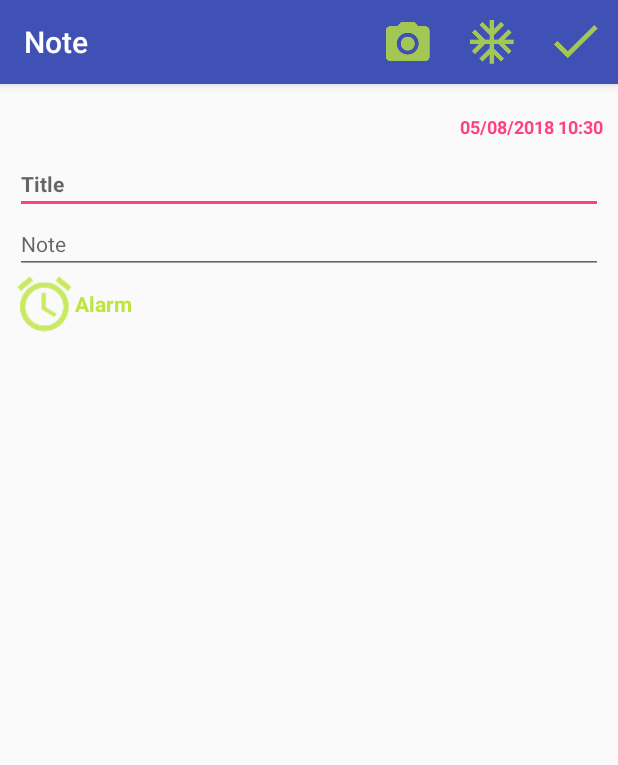
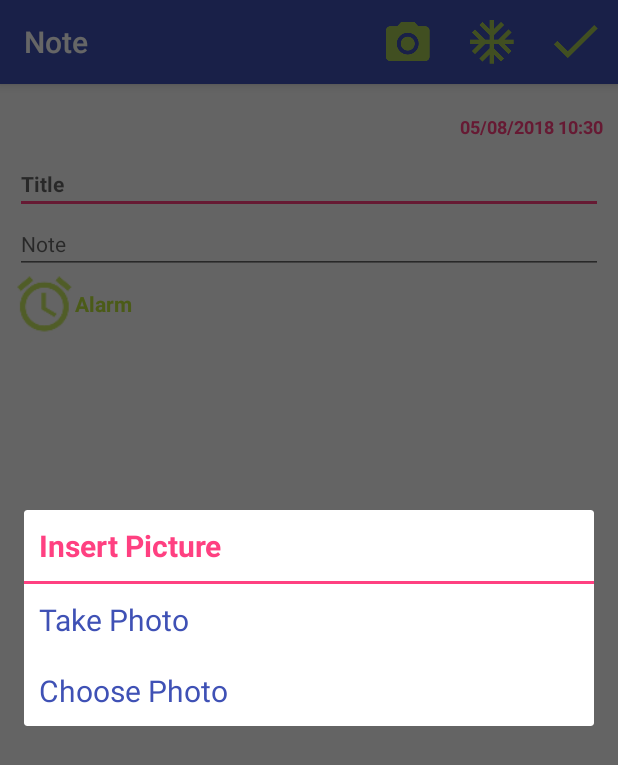
Before and after one commit to Meteoric-Cat/Assignment, an Android app: the CreatingActivity screen opened directly, with no data from a screen before it, after a tap on an icon or button, on a phone screen of 412 x 824 dp. Shown: the top 765 px of the screen. Run offline under Robolectric (Android 15) with nearby library versions, the light colour scheme and no system bars.

Commit message:
Commit on Other: Adding a functionality to save captured image from camera

```diff
--- a/app/src/main/AndroidManifest.xml
+++ b/app/src/main/AndroidManifest.xml
@@ -1,6 +1,11 @@
 <?xml version="1.0" encoding="utf-8"?>
 <manifest xmlns:android="http://schemas.android.com/apk/res/android"
     package="com.meteor.assignment.activity">
+
+    <uses-permission android:name="android.permission.READ_EXTERNAL_STORAGE"/>
+    <uses-permission android:name="android.permission.WRITE_EXTERNAL_STORAGE"/>
+    <uses-permission android:name="android.permission.CAMERA"/>
+    <uses-feature android:name="android.hardware.camera2.CameraDevice"/>
 
     <application
         android:allowBackup="true"
--- a/app/src/main/java/com/meteor/assignment/adapter/MainActivityRvAdapter.java
+++ b/app/src/main/java/com/meteor/assignment/adapter/MainActivityRvAdapter.java
@@ -77,7 +77,6 @@ public class MainActivityRvAdapter extends RecyclerView.Adapter<MainActivityRvAd
             super(itemView);
 
             rlItem = (RelativeLayout) itemView;
-
             tvNoteTitle = itemView.findViewById(R.id.tv_noteTitle);
             tvNoteContent = itemView.findViewById(R.id.tv_noteContent);
             tvNoteTime = itemView.findViewById(R.id.tv_noteTime);
@@ -91,7 +90,7 @@ public class MainActivityRvAdapter extends RecyclerView.Adapter<MainActivityRvAd
             tvNoteContent.setText(note.getContent());
             tvNoteTime.setText(note.getBirthTime());
 
-            if (note.getAlarmTime().equals(INVALID_ALARM))
+            if (note.getAlarmTime().equals(INVALID_ALARM))                                          //...?...:...
                 ivClockIcon.setVisibility(View.GONE);
             else
                 ivClockIcon.setVisibility(View.VISIBLE);
--- /dev/null
+++ b/app/src/main/java/com/meteor/assignment/fragment/CameraOptionDialog.java
@@ -0,0 +1,65 @@
+package com.meteor.assignment.fragment;
+
+import android.content.Context;
+import android.os.Bundle;
+import android.support.annotation.NonNull;
+import android.support.annotation.Nullable;
+import android.support.v4.app.DialogFragment;
+import android.util.Log;
+import android.view.LayoutInflater;
+import android.view.View;
+import android.view.ViewGroup;
+import android.view.Window;
+import android.widget.TextView;
+
+import com.meteor.assignment.activity.R;
+
+public class CameraOptionDialog extends DialogFragment implements View.OnClickListener {
+    private TextView tvTakePhoto, tvChoosePhoto;
+    private ClickHandler clickHandler;
+
+    @Override
+    public void onAttach(Context context) {
+        super.onAttach(context);
+        try {
+            clickHandler = (ClickHandler) getActivity();
+        } catch (Exception e) {
+            e.printStackTrace();
+        }
+    }
+
+    @Nullable
+    @Override
+    public View onCreateView(@NonNull LayoutInflater inflater, @Nullable ViewGroup container, @Nullable Bundle savedInstanceState) {
+        View view = inflater.inflate(R.layout.dialog_camera_option, container);
+
+        tvTakePhoto = view.findViewById(R.id.tv_takePhoto);
+        tvChoosePhoto = view.findViewById(R.id.tv_choosePhoto);
+
+        tvTakePhoto.setOnClickListener(this);
+        tvChoosePhoto.setOnClickListener(this);
+
+        return view;
+    }
+
+    @Override
+    public void onClick(View view) {
+        switch (view.getId()) {
+            case R.id.tv_takePhoto: {
+                clickHandler.handleTakingPhoto();
+                dismiss();
+                break;
+            }
+            case R.id.tv_choosePhoto: {
+                clickHandler.handleChoosingPhoto();
+                dismiss();
+                break;
+            }
+        }
+    }
+
+    public static interface ClickHandler {
+        public void handleTakingPhoto();
+        public void handleChoosingPhoto();
+    }
+}
--- a/app/src/main/java/com/meteor/assignment/model/Note.java
+++ b/app/src/main/java/com/meteor/assignment/model/Note.java
@@ -3,29 +3,38 @@ package com.meteor.assignment.model;
 import android.os.Parcel;
 import android.os.Parcelable;
 
-public class Note implements Parcelable{
+public class Note implements Parcelable {
     private String title, content, birthTime, imageUrl, alarmTime;
 
-    public Note(String title, String content, String birthTime, String imageUrl, String alarmTime){
-        this.title=title;
-        this.content=content;
-        this.imageUrl=imageUrl;
-        this.birthTime=birthTime;
-        this.alarmTime=alarmTime;
+    public Note() {
+        String initialValue="NULL";
+        this.title = initialValue;
+        this.content = initialValue;
+        this.birthTime = initialValue;
+        this.imageUrl = initialValue;
+        this.alarmTime = initialValue;
     }
 
-    public Note(Parcel parcel){
-        String[] temp=new String[5];
+    public Note(String title, String content, String birthTime, String imageUrl, String alarmTime) {
+        this.title = title;
+        this.content = content;
+        this.imageUrl = imageUrl;
+        this.birthTime = birthTime;
+        this.alarmTime = alarmTime;
+    }
+
+    public Note(Parcel parcel) {
+        String[] temp = new String[5];
         parcel.readStringArray(temp);
 
-        this.title=temp[0];
-        this.content=temp[1];
-        this.imageUrl=temp[2];
-        this.birthTime=temp[3];
-        this.alarmTime=temp[4];
+        this.title = temp[0];
+        this.content = temp[1];
+        this.imageUrl = temp[2];
+        this.birthTime = temp[3];
+        this.alarmTime = temp[4];
     }
 
-    public static final Parcelable.Creator<Note> CREATOR=new Parcelable.Creator<Note>(){
+    public static final Parcelable.Creator<Note> CREATOR = new Parcelable.Creator<Note>() {
         @Override
         public Note createFromParcel(Parcel parcel) {
             return new Note(parcel);
@@ -39,12 +48,12 @@ public class Note implements Parcelable{
 
     @Override
     public void writeToParcel(Parcel parcel, int flags) {
-        String[] temp=new String[5];
-        temp[0]=title;
-        temp[1]=content;
-        temp[2]=imageUrl;
-        temp[3]=birthTime;
-        temp[4]=alarmTime;
+        String[] temp = new String[5];
+        temp[0] = title;
+        temp[1] = content;
+        temp[2] = imageUrl;
+        temp[3] = birthTime;
+        temp[4] = alarmTime;
 
         parcel.writeStringArray(temp);
     }
@@ -58,24 +67,39 @@ public class Note implements Parcelable{
         return this.title;
     }
 
-    public void setTitle(String title){
-        this.title=title;
+    public void setTitle(String title) {
+        this.title = title;
     }
 
     public String getContent() {
         return this.content;
     }
 
+    public void setContent(String content) {
+        this.content = content;
+    }
+
     public String getImageUrl() {
         return this.imageUrl;
+    }
+
+    public void setImageUrl(String imageUrl) {
+        this.imageUrl = imageUrl;
     }
 
     public String getBirthTime() {
         return this.birthTime;
     }
 
+    public void setBirthTime(String birthTime) {
+        this.birthTime = birthTime;
+    }
+
     public String getAlarmTime() {
         return this.alarmTime;
     }
 
+    public void setAlarmTime(String alarmTime) {
+        this.alarmTime = alarmTime;
+    }
 }
--- a/app/src/main/res/layout/activity_creating.xml
+++ b/app/src/main/res/layout/activity_creating.xml
@@ -7,12 +7,19 @@
     android:padding="10dp"
     tools:context=".CreatingActivity">
 
+    <ImageView
+        android:id="@+id/iv_photo"
+        android:layout_width="200dp"
+        android:layout_height="200dp"
+        android:layout_alignParentLeft="true"
+        android:visibility="gone"/>
+
     <TextView
         android:id="@+id/tv_time"
         android:layout_width="wrap_content"
         android:layout_height="wrap_content"
         android:layout_alignParentRight="true"
-        android:layout_alignParentTop="true"
+        android:layout_below="@id/iv_photo"
         android:layout_marginTop="10dp"
         android:textSize="12sp"
         android:textStyle="bold"
@@ -25,6 +32,7 @@
         android:layout_alignParentLeft="true"
         android:layout_below="@id/tv_time"
         android:layout_marginTop="10dp"
+        android:maxLines="1"
         android:textStyle="bold"
         android:textSize="14sp"
         android:textColor="@color/colorPrimary"
--- /dev/null
+++ b/app/src/main/res/layout/dialog_camera_option.xml
@@ -0,0 +1,45 @@
+<?xml version="1.0" encoding="utf-8"?>
+<android.widget.RelativeLayout
+    xmlns:android="http://schemas.android.com/apk/res/android"
+    android:layout_width="300dp"
+    android:layout_height="wrap_content">
+
+    <TextView
+        android:id="@+id/tv_title"
+        android:layout_width="200dp"
+        android:layout_height="wrap_content"
+        android:padding="10dp"
+        android:text="@string/dag_camera_title"
+        android:textSize="20sp"
+        android:textColor="@color/colorAccent"
+        android:textStyle="bold"/>
+
+    <ImageView
+        android:id="@+id/iv_separator"
+        android:layout_width="match_parent"
+        android:layout_height="2dp"
+        android:layout_below="@id/tv_title"
+        android:background="@color/colorAccent"/>
+
+    <TextView
+        android:id="@+id/tv_takePhoto"
+        android:layout_width="200dp"
+        android:layout_height="wrap_content"
+        android:layout_below="@id/iv_separator"
+        android:padding="10dp"
+        android:text="@string/tv_takePhoto"
+        android:textSize="20sp"
+        android:textColor="@color/colorPrimary" />
+
+    <TextView
+        android:id="@+id/tv_choosePhoto"
+        android:layout_width="200dp"
+        android:layout_height="wrap_content"
+        android:layout_below="@id/tv_takePhoto"
+        android:layout_alignLeft="@id/tv_takePhoto"
+        android:padding="10dp"
+        android:text="@string/tv_choosePhoto"
+        android:textColor="@color/colorPrimary"
+        android:textSize="20sp"/>
+
+</android.widget.RelativeLayout>
--- a/app/src/main/res/values/strings.xml
+++ b/app/src/main/res/values/strings.xml
@@ -9,6 +9,11 @@
     <string name="et_contentHint">Note</string>
     <string name="tv_alarmCreator">Alarm</string>
     <string name="mi_newNote">New Note</string>
+    <!--CameraOptionDialog-->
+    <string name="dag_camera_title">Insert Picture</string>
+    <string name="tv_takePhoto">Take Photo</string>
+    <string name="tv_choosePhoto">Choose Photo</string>
+
 
     <!--Editing Activity-->
     <!--DeletionAlertDialog-->
@@ -17,5 +22,4 @@
     <string name="dag_posButtom">OK</string>
     <string name="dag_nevButton">Cancel</string>
 
-
 </resources>
--- a/app/src/main/res/values/styles.xml
+++ b/app/src/main/res/values/styles.xml
@@ -12,6 +12,8 @@
     <!--EditingActivity-->
     <style name="GreenOverflowButtonTheme" parent="@style/Widget.AppCompat.ActionButton.Overflow">
         <item name="android:tint">@color/colorLightGreen</item>
+        <item name="android:overlapAnchor">false</item>
+        <item name="android:dropDownVerticalOffset">40dp</item>
     </style>
 
 </resources>
```
Also changed, not shown: app/src/main/java/com/meteor/assignment/activity/CreatingActivity.java (+141 -9 lines), app/src/main/res/layout/activity_editing.xml (+8 -1 lines).
